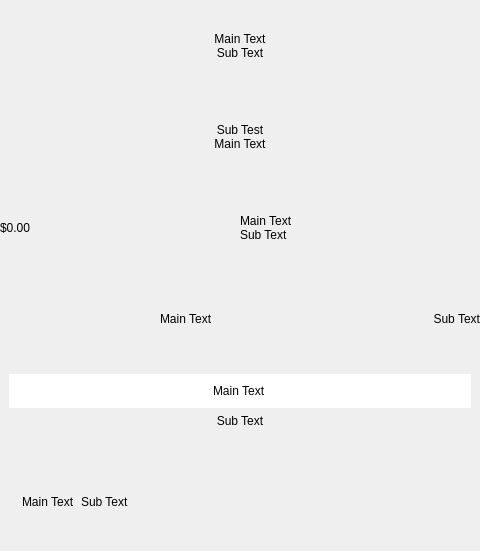
The window that widgets/dapguibutton.ui (demlabs-cellframe/dap-ui-sdk) describes before a commit, drawn with Qt 5.
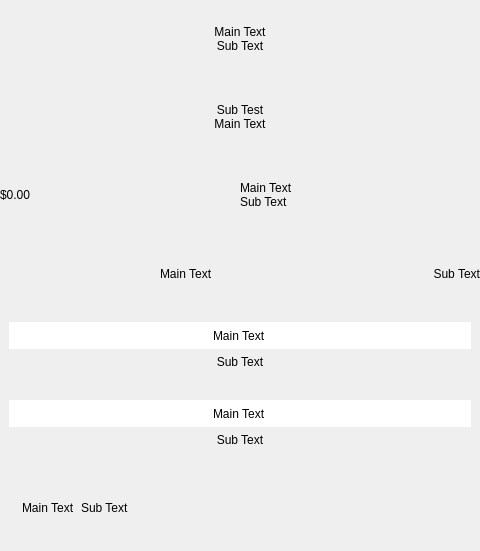
The same window after the commit. Custom widgets are drawn as their Qt base class.

Commit message: bugs-6565|[*]Сountry filter line fix

Patch:
```diff
--- a/widgets/dapguibutton.ui
+++ b/widgets/dapguibutton.ui
@@ -294,6 +294,47 @@
         </layout>
        </widget>
       </item>
+      <item>
+       <widget class="DapGuiWidget" name="Style6" native="true">
+        <property name="cssStyle" stdset="0">
+         <string>nobackground</string>
+        </property>
+        <layout class="QVBoxLayout" name="verticalLayout_56">
+         <item>
+          <widget class="DapGuiLineEditNative" name="kelGuiLineEditMainNative">
+           <property name="sizePolicy">
+            <sizepolicy hsizetype="Preferred" vsizetype="Preferred">
+             <horstretch>0</horstretch>
+             <verstretch>0</verstretch>
+            </sizepolicy>
+           </property>
+           <property name="inputMask">
+            <string/>
+           </property>
+           <property name="text">
+            <string>Main Text</string>
+           </property>
+           <property name="frame">
+            <bool>false</bool>
+           </property>
+           <property name="alignment">
+            <set>Qt::AlignCenter</set>
+           </property>
+          </widget>
+         </item>
+         <item>
+          <widget class="DapGuiLabel" name="DapGuiButtonTextSub_46">
+           <property name="text">
+            <string>Sub Text</string>
+           </property>
+           <property name="alignment">
+            <set>Qt::AlignHCenter|Qt::AlignTop</set>
+           </property>
+          </widget>
+         </item>         
+        </layout>
+       </widget>
+      </item>      
       <item>
        <widget class="DapGuiWidget" name="Style5" native="true">
         <layout class="QHBoxLayout" name="horizontalLayout_3">
@@ -365,6 +406,11 @@
    <extends>QLineEdit</extends>
    <header>dapguilineedit.h</header>
   </customwidget>
+  <customwidget>
+   <class>DapGuiLineEditNative</class>
+   <extends>QLineEdit</extends>
+   <header>dapguilineeditnative.h</header>
+  </customwidget>  
   <customwidget>
    <class>DapGuiLabel</class>
    <extends>QLabel</extends>
```
Left out of the diff: 2 changed lines with no effect on the pictures. The commit also changes 7 other files.
